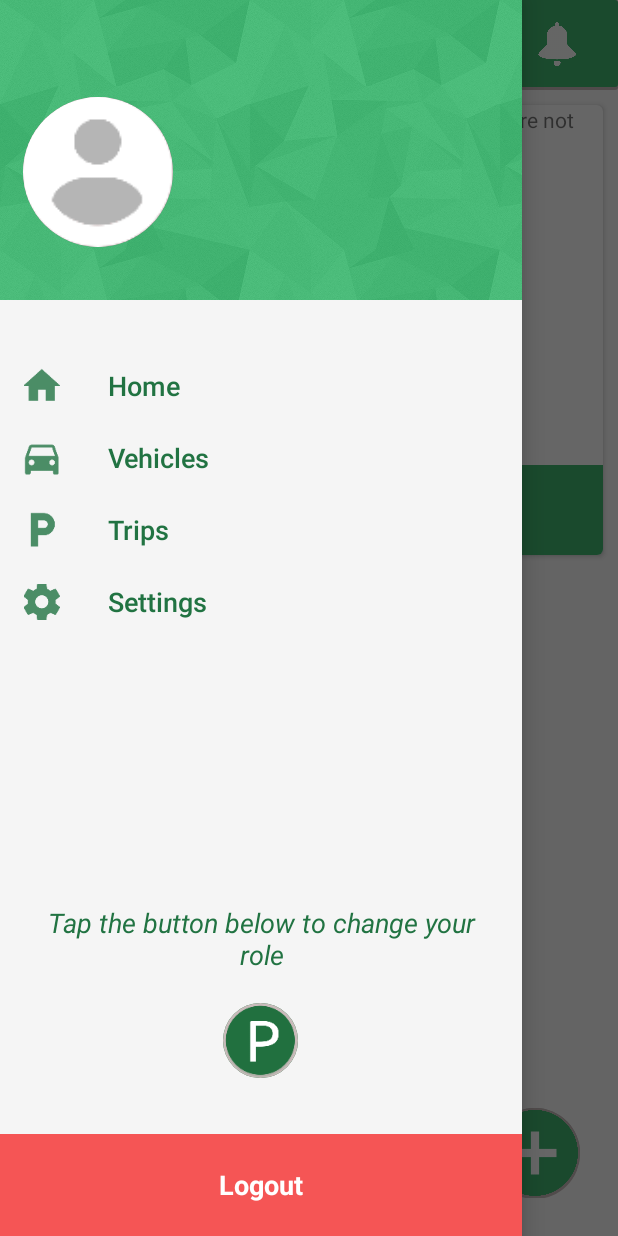
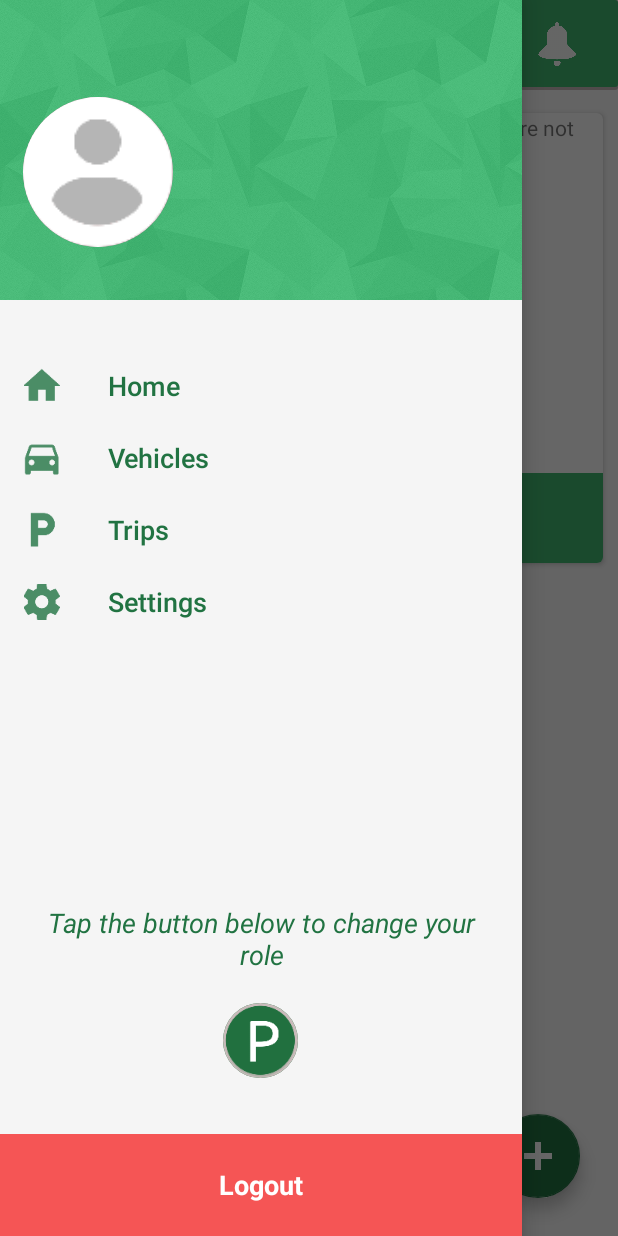
Before and after one commit to Narrator/ParkIt, an Android app: the OwnerHomeScreenActivity screen opened directly, with no data from a screen before it, with the side drawer open, on a phone screen of 412 x 824 dp. Run offline under Robolectric (Android 15) with nearby library versions, the phone set to English and light mode, and no system bars; our stand-ins replace CircleImageView; libraries missing offline, so code that uses them is left out: io.swagger.client; 3 statements that could not run were skipped.

Commit message:
Add parking space

```diff
--- a/app/build.gradle
+++ b/app/build.gradle
@@ -59,4 +59,5 @@ dependencies {
     implementation 'de.hdodenhof:circleimageview:1.2.1'
     implementation 'com.google.android.gms:play-services-places:12.0.1'
     implementation 'com.android.support:cardview-v7:26.1.0'
+    implementation 'com.android.support:recyclerview-v7:26.1.0'
 }
--- a/app/src/main/AndroidManifest.xml
+++ b/app/src/main/AndroidManifest.xml
@@ -54,8 +54,9 @@
         <activity android:name=".Activities.HelperActivities.ErrorActivity" />
         <activity android:name=".Activities.AsyncDrawerActivities.RoleSelectActivity" />
         <activity android:name=".Activities.AsyncDrawerActivities.AddParkingSpaceActivity" />
-        <activity android:name=".Activities.AsyncDrawerActivities.OwnerHomeScreenActivity"></activity>
+        <activity android:name=".Activities.AsyncDrawerActivities.OwnerHomeScreenActivity" />
         <activity android:name=".Activities.AsyncDrawerActivities.AddVehicleActivity" />
+        <activity android:name=".Activities.AsyncDrawerActivities.AddSpotActivity"></activity>
     </application>
 
 </manifest>
--- a/app/src/main/java/com/getparkit/parkit/Activities/AsyncDrawerActivities/OwnerHomeScreenActivity.java
+++ b/app/src/main/java/com/getparkit/parkit/Activities/AsyncDrawerActivities/OwnerHomeScreenActivity.java
@@ -1,18 +1,20 @@
 package com.getparkit.parkit.Activities.AsyncDrawerActivities;
 
 import android.content.Intent;
-import android.support.v7.app.AppCompatActivity;
 import android.os.Bundle;
+import android.support.v7.widget.CardView;
+import android.support.v7.widget.LinearLayoutManager;
+import android.support.v7.widget.RecyclerView;
 import android.util.Log;
+import android.view.LayoutInflater;
 import android.view.View;
 import android.widget.LinearLayout;
 import android.widget.TextView;
 
 import com.getparkit.parkit.Activities.AsyncDrawerActivity;
 import com.getparkit.parkit.Activities.HelperActivities.ErrorActivity;
-import com.getparkit.parkit.Async.DownloadImageTask;
 import com.getparkit.parkit.Classes.AuthenticatedApiClient;
-import com.getparkit.parkit.Classes.UserAccess;
+import com.getparkit.parkit.Classes.SpotAdapter;
 import com.getparkit.parkit.R;
 import com.google.android.gms.maps.CameraUpdateFactory;
 import com.google.android.gms.maps.GoogleMap;
@@ -21,17 +23,22 @@ import com.google.android.gms.maps.SupportMapFragment;
 import com.google.android.gms.maps.model.LatLng;
 import com.google.android.gms.maps.model.MarkerOptions;
 
-import java.math.BigDecimal;
 import java.util.List;
 
+import io.swagger.client.api.ParkingSpaceApi;
 import io.swagger.client.api.UserApi;
 import io.swagger.client.model.ParkingSpace;
+import io.swagger.client.model.Spot;
 import retrofit2.Call;
 import retrofit2.Callback;
 
-public class OwnerHomeScreenActivity extends AsyncDrawerActivity implements OnMapReadyCallback {
+public class OwnerHomeScreenActivity extends AsyncDrawerActivity  implements OnMapReadyCallback  {
 
     private GoogleMap mMap;
+    private ParkingSpace ctxParkingSpace;
+    private RecyclerView mRecyclerView;
+    private SpotAdapter spotAdapter;
+    private RecyclerView.LayoutManager mLayoutManager;
 
     @Override
     protected void onCreate(Bundle savedInstanceState) {
@@ -81,6 +88,7 @@ public class OwnerHomeScreenActivity extends AsyncDrawerActivity implements OnMa
                 for (ParkingSpace parkingSpace: parkingSpaces) {
                     if (parkingSpace.isDefault()) {
                         defaultPs = parkingSpace;
+                        ctxParkingSpace = defaultPs;
                         break;
                     }
                 }
@@ -95,6 +103,60 @@ public class OwnerHomeScreenActivity extends AsyncDrawerActivity implements OnMa
 
                 String addressText = "Your parking garage at: " + defaultPs.getAddress();
                 parkingSpaceName.setText(addressText);
+
+                // Get the parking spots of the parking space, other show text asking user to add.
+                ParkingSpaceApi parkingSpaceApi = client.createService(ParkingSpaceApi.class);
+
+                Call<List<Spot>> spotCall = parkingSpaceApi.parkingSpacePrototypeGetSpots(defaultPs.getId().toString(),"");
+
+                spotCall.enqueue(new Callback<List<Spot>>() {
+                    @Override
+                    public void onResponse(Call<List<Spot>> call, retrofit2.Response<List<Spot>> response) {
+                        if (client.handleError(response, OwnerHomeScreenActivity.this, OwnerHomeScreenActivity.class, ua)) {
+                            return;
+                        }
+
+                        List<Spot> spots = response.body();
+                        TextView spotFillerText = findViewById(R.id.spotsFillerText);
+                        if (spots.size() < 1) {
+                            spotFillerText.setText("Each garage can have multiple parking spots. Looks like you haven't added any spots to this garage yet! Please do so using the button below.");
+                            return;
+                        } else {
+                            spotFillerText.setVisibility(View.INVISIBLE);
+
+                            View spotHeaderView = LayoutInflater.from(OwnerHomeScreenActivity.this).inflate(
+                                    R.layout.spot_header, null);
+
+                            LinearLayout ownerScreenWrapper = findViewById(R.id.ownerScreenWrapper);
+                            ownerScreenWrapper.addView(spotHeaderView, 1);
+
+                            mRecyclerView = findViewById(R.id.spotsWrapper);
+
+                            // use this setting to improve performance if you know that changes
+                            // in content do not change the layout size of the RecyclerView
+                            mRecyclerView.setHasFixedSize(true);
+
+                            // use a linear layout manager
+                            mLayoutManager = new LinearLayoutManager(OwnerHomeScreenActivity.this);
+                            mRecyclerView.setLayoutManager(mLayoutManager);
+
+                            // use adapter
+                            spotAdapter = new SpotAdapter(spots);
+
+                            mRecyclerView.setAdapter(spotAdapter);
+
+                        }
+
+                    }
+
+                    @Override
+                    public void onFailure(Call<List<Spot>> call, Throwable t) {
+                        Log.d("SERVER_ERROR", "Error dealing with the response: " + t.getMessage());
+                        startActivityForResult(new Intent(OwnerHomeScreenActivity.this, ErrorActivity.class), 1);
+                        finish();
+                    }
+                });
+
             }
 
             @Override
@@ -112,5 +174,12 @@ public class OwnerHomeScreenActivity extends AsyncDrawerActivity implements OnMa
     public void callback(View view, String result) {
     }
 
+    public void addSpot(View v) {
+        Intent i = new Intent(OwnerHomeScreenActivity.this, AddSpotActivity.class);
+        i.putExtra("parkingSpaceId", ctxParkingSpace.getId().toString());
+        i.putExtra("user-access", ua);
+        startActivity(i);
+        finish();
+    }
 
 }
--- a/app/src/main/res/layout/activity_async_drawer.xml
+++ b/app/src/main/res/layout/activity_async_drawer.xml
@@ -56,7 +56,8 @@
             android:id="@+id/asyncDrawerWrapper"
             android:layout_width="match_parent"
             android:layout_height="match_parent"
-            android:orientation="horizontal">
+            android:orientation="horizontal"
+            android:focusableInTouchMode="true">
 
         </LinearLayout>
     </FrameLayout>
--- a/app/src/main/res/layout/activity_owner_home_screen.xml
+++ b/app/src/main/res/layout/activity_owner_home_screen.xml
@@ -9,18 +9,20 @@
         android:layout_width="match_parent"
         android:layout_height="match_parent">
         <LinearLayout
+            android:id="@+id/ownerScreenWrapper"
             android:layout_width="match_parent"
-            android:layout_height="wrap_content"
+            android:layout_height="match_parent"
             android:gravity="top|center"
-            android:orientation="horizontal">
+            android:orientation="vertical">
 
             <!-- A CardView that contains a TextView -->
             <android.support.v7.widget.CardView xmlns:card_view="http://schemas.android.com/apk/res-auto"
                 android:id="@+id/card_view"
                 android:layout_width="match_parent"
                 android:layout_height="300dp"
-                android:layout_margin="10dp"
-                android:layout_marginTop="30dp"
+                android:layout_marginLeft="10dp"
+                android:layout_marginRight="10dp"
+                android:layout_marginTop="15dp"
                 card_view:cardCornerRadius="4dp">
 
                 <fragment xmlns:android="http://schemas.android.com/apk/res/android"
@@ -51,22 +53,55 @@
                 </LinearLayout>
             </android.support.v7.widget.CardView>
 
+            <android.support.v7.widget.RecyclerView
+                android:id="@+id/spotsWrapper"
+                android:layout_width="match_parent"
+                android:layout_height="wrap_content"
+                android:orientation="vertical"
+                android:gravity="top"
+                android:layout_marginTop="30dp"/>
+
+            <LinearLayout
+                android:layout_width="match_parent"
+                android:layout_height="match_parent">
+                <TextView
+                    android:layout_marginLeft="30dp"
+                    android:layout_marginRight="30dp"
+                    android:id="@+id/spotsFillerText"
+                    android:layout_marginTop="100dp"
+                    android:layout_width="wrap_content"
+                    android:layout_height="wrap_content"
+                    android:textColor="@color/colorPrimary"
+                    android:textSize="18sp"
+                    android:textAlignment="center"/>
+            </LinearLayout>
+
         </LinearLayout>
 
-        <ImageView
-            android:id="@+id/floatingActionButton"
-            android:layout_width="60dp"
-            android:layout_height="60dp"
+        <android.support.design.widget.FloatingActionButton
+            android:id="@+id/floatingActionButton2"
+            android:layout_width="wrap_content"
+            android:layout_height="wrap_content"
             android:layout_alignParentBottom="true"
             android:layout_alignParentRight="true"
             android:layout_marginBottom="25dp"
             android:layout_marginEnd="25dp"
-            android:background="@drawable/round_shadow"
             android:clickable="true"
-            android:onClick="addParkingSpot"
-            android:padding="1dp"
-            android:paddingBottom="1dp"
-            android:src="@drawable/add_icon" />
+            android:onClick="addSpot"
+            app:backgroundTint="@color/colorPrimaryDark"
+            app:srcCompat="@drawable/plus" />
+
+        <!--<ImageView-->
+            <!--android:id="@+id/floatingActionButton"-->
+            <!--android:layout_width="60dp"-->
+            <!--android:layout_height="60dp"-->
+
+            <!--android:background="@drawable/round_shadow"-->
+            <!--android:clickable="true"-->
+            <!--android:onClick="addParkingSpot"-->
+            <!--android:padding="1dp"-->
+            <!--android:paddingBottom="1dp"-->
+            <!--android:src="@drawable/add_icon" />-->
     </RelativeLayout>
 
 </LinearLayout>
```
Also changed, not shown: app/src/main/java/com/getparkit/parkit/Activities/AsyncDrawerActivities/AddSpotActivity.java (added, +138 -0 lines), app/src/main/java/com/getparkit/parkit/Classes/SpotAdapter.java (added, +80 -0 lines), app/src/main/res/layout/activity_add_spot.xml (added, +97 -0 lines), app/src/main/res/layout/spot_card.xml (added, +92 -0 lines), app/src/main/res/layout/spot_header.xml (added, +16 -0 lines), app/libs/parkit-retrofit/swagger-java-client-1.0.0.jar, app/src/main/res/drawable-xxhdpi/plus.png (added), app/src/main/res/drawable-xxhdpi/spot.png (added).
